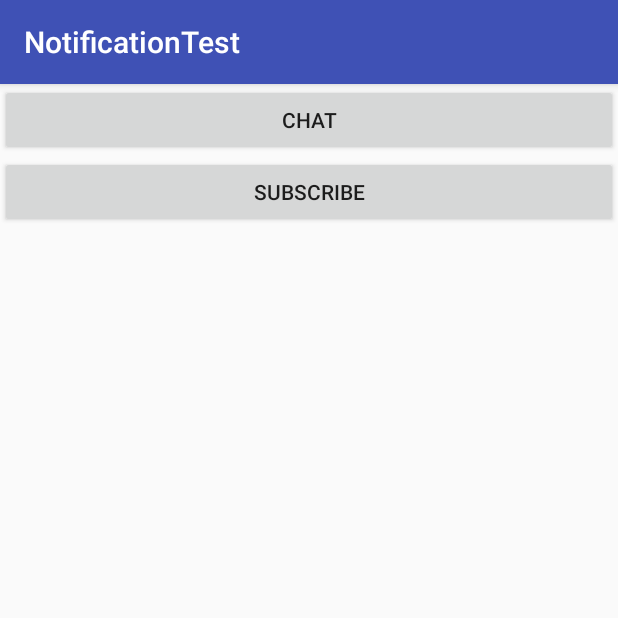
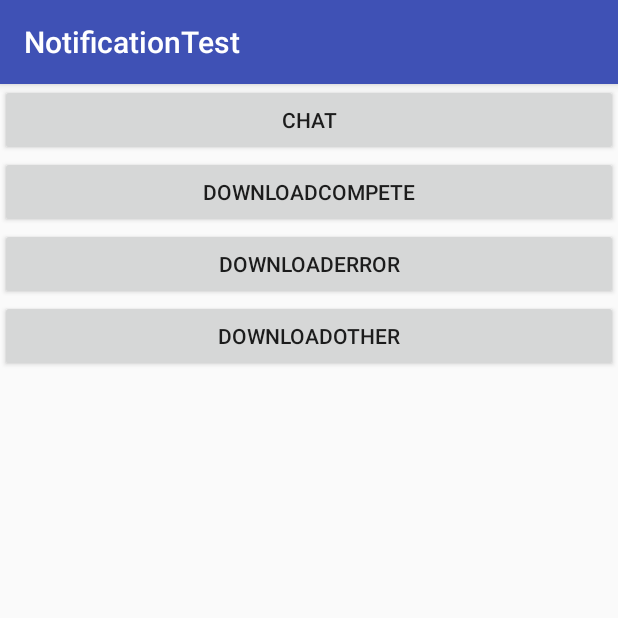
Before and after one commit to YBill/NotificationTest, an Android app: the screen it shows after launch (MainActivity), on a phone screen of 412 x 824 dp, the top half of it. Run offline under Robolectric (Android 15) with nearby library versions, the phone set to English and light mode, and no system bars.

Commit message:
添加通知组

```diff
--- a/app/src/main/java/com/bill/notificationtest/MainActivity.java
+++ b/app/src/main/java/com/bill/notificationtest/MainActivity.java
@@ -8,8 +8,11 @@ import android.support.v7.app.AppCompatActivity;
 import android.view.View;
 import android.widget.Toast;
 
+import com.bill.module_notification.ChannelEntity;
 import com.bill.module_notification.ImportanceType;
 import com.bill.module_notification.NotifyManager;
+
+import java.util.ArrayList;
 
 /**
  * Created by Bill on 2018/10/22.
@@ -25,11 +28,34 @@ public class MainActivity extends AppCompatActivity {
         super.onCreate(savedInstanceState);
         setContentView(R.layout.activity_main);
         notifyManager = new NotifyManager(this);
-        notifyManager.createNotificationChannel(Constants.CHANNEL_CHAT, "聊天消息", ImportanceType.IMPORTANCE_HIGH);
-        notifyManager.createNotificationChannel(Constants.CHANNEL_SUBSCRIBE, "订阅消息", ImportanceType.IMPORTANCE_DEFAULT);
+
+        ChannelEntity chatChannel = new ChannelEntity(Constants.CHANNEL_CHAT, "新聊天消息", ImportanceType.IMPORTANCE_HIGH);
+        chatChannel.setDescription("个人或群组发来的聊天消息");
+        notifyManager.createNotificationGroupWithChannel(Constants.GROUP_CHAT, "聊天消息", chatChannel);
+
+        ArrayList<ChannelEntity> channelEntityArrayList = new ArrayList<>();
+        ChannelEntity downloadCompleteChannel = new ChannelEntity(Constants.CHANNEL_DOWNLOAD_COMPLETE, "下载完成", ImportanceType.IMPORTANCE_LOW);
+        downloadCompleteChannel.setDescription("下载完成后通知栏显示");
+        channelEntityArrayList.add(downloadCompleteChannel);
+        ChannelEntity downloadProgressChannel = new ChannelEntity(Constants.CHANNEL_DOWNLOAD_ERROR, "下载失败", ImportanceType.IMPORTANCE_DEFAULT);
+        downloadProgressChannel.setDescription("下载出现问题，下载失败");
+        channelEntityArrayList.add(downloadProgressChannel);
+        notifyManager.createNotificationGroupWithChannel(Constants.GROUP_DOWNLOAD, "下载消息", channelEntityArrayList);
+
+        notifyManager.createNotificationChannel(Constants.CHANNEL_OTHER, "未分类", ImportanceType.IMPORTANCE_MIN, null);
     }
 
     public void handleChat(View view) {
+        if (!notifyManager.areNotificationsEnabled()) {
+            Toast.makeText(this, "总通知被关闭", Toast.LENGTH_SHORT).show();
+            return;
+        }
+        if (Build.VERSION.SDK_INT >= Build.VERSION_CODES.O) {
+            if (!notifyManager.areChannelsEnabled(Constants.CHANNEL_CHAT)) {
+                Toast.makeText(getApplicationContext(), "当前渠道通知被关闭", Toast.LENGTH_SHORT).show();
+                return;
+            }
+        }
         NotificationCompat.Builder builder = notifyManager.getDefaultBuilder(Constants.CHANNEL_CHAT);
         builder.setContentTitle("收到了Bill发来的消息");
         builder.setContentText("今天晚上需要加班吗？");
@@ -37,20 +63,26 @@ public class MainActivity extends AppCompatActivity {
         notifyManager.notifyNotify(notification);
     }
 
-    public void handleSubscribe(View view) {
-        if (!notifyManager.areNotificationsEnabled()) {
-            Toast.makeText(this, "总通知被关闭", Toast.LENGTH_SHORT).show();
-            return;
-        }
-        if (Build.VERSION.SDK_INT >= Build.VERSION_CODES.O) {
-            if (!notifyManager.areChannelsEnabled(Constants.CHANNEL_SUBSCRIBE)) {
-                Toast.makeText(getApplicationContext(), "当前渠道通知被关闭", Toast.LENGTH_SHORT).show();
-                return;
-            }
-        }
-        NotificationCompat.Builder builder = notifyManager.getDefaultBuilder(Constants.CHANNEL_SUBSCRIBE);
-        builder.setContentTitle("订阅号通知");
-        builder.setContentText("您关注的公众号有新的订阅消息");
+    public void handleCompete(View view) {
+        NotificationCompat.Builder builder = notifyManager.getDefaultBuilder(Constants.CHANNEL_DOWNLOAD_COMPLETE);
+        builder.setContentTitle("下载完成");
+        builder.setContentText("下载完成，可在我的下载中查看");
+        Notification notification = builder.build();
+        notifyManager.notifyNotify(notification);
+    }
+
+    public void handleError(View view) {
+        NotificationCompat.Builder builder = notifyManager.getDefaultBuilder(Constants.CHANNEL_DOWNLOAD_ERROR);
+        builder.setContentTitle("下载失败");
+        builder.setContentText("由于网络中断导致下载失败");
+        Notification notification = builder.build();
+        notifyManager.notifyNotify(notification);
+    }
+
+    public void handleOther(View view) {
+        NotificationCompat.Builder builder = notifyManager.getDefaultBuilder(Constants.CHANNEL_OTHER);
+        builder.setContentTitle("其他消息");
+        builder.setContentText("系统通知消息");
         Notification notification = builder.build();
         notifyManager.notifyNotify(notification);
     }
--- a/app/src/main/res/layout/activity_main.xml
+++ b/app/src/main/res/layout/activity_main.xml
@@ -15,8 +15,21 @@
     <Button
         android:layout_width="match_parent"
         android:layout_height="wrap_content"
-        android:onClick="handleSubscribe"
-        android:text="subscribe" />
+        android:onClick="handleCompete"
+        android:text="DownloadCompete" />
+
+    <Button
+        android:layout_width="match_parent"
+        android:layout_height="wrap_content"
+        android:onClick="handleError"
+        android:text="DownloadError" />
+
+
+    <Button
+        android:layout_width="match_parent"
+        android:layout_height="wrap_content"
+        android:onClick="handleOther"
+        android:text="DownloadOther" />
 
 
 </LinearLayout>
--- /dev/null
+++ b/module_notification/src/main/java/com/bill/module_notification/ChannelEntity.java
@@ -0,0 +1,37 @@
+package com.bill.module_notification;
+
+import android.support.annotation.NonNull;
+
+public class ChannelEntity {
+
+    private String channelId;
+    private String channelName;
+    private int importance;
+    private String description;
+
+    public ChannelEntity(@NonNull String channelId, @NonNull String channelName, @ImportanceType int importance) {
+        this.channelId = channelId;
+        this.channelName = channelName;
+        this.importance = importance;
+    }
+
+    public String getChannelId() {
+        return channelId;
+    }
+
+    public String getChannelName() {
+        return channelName;
+    }
+
+    public int getImportance() {
+        return importance;
+    }
+
+    public String getDescription() {
+        return description;
+    }
+
+    public void setDescription(String description) {
+        this.description = description;
+    }
+}
--- a/module_notification/src/main/java/com/bill/module_notification/NotifyManager.java
+++ b/module_notification/src/main/java/com/bill/module_notification/NotifyManager.java
@@ -2,14 +2,19 @@ package com.bill.module_notification;
 
 import android.app.Notification;
 import android.app.NotificationChannel;
+import android.app.NotificationChannelGroup;
 import android.app.NotificationManager;
 import android.content.Context;
 import android.graphics.Color;
 import android.os.Build;
+import android.support.annotation.NonNull;
+import android.support.annotation.Nullable;
 import android.support.annotation.RequiresApi;
 import android.support.v4.app.NotificationCompat;
 import android.support.v4.app.NotificationManagerCompat;
+import android.text.TextUtils;
 
+import java.util.ArrayList;
 import java.util.Random;
 
 /**
@@ -36,14 +41,100 @@ public class NotifyManager {
     /**
      * 创建渠道
      *
+     * @param channelId   渠道Id
+     * @param channelName 渠道名
+     * @param importance  等级
+     * @param description 渠道描述
+     */
+    public void createNotificationChannel(@NonNull String channelId, @NonNull String channelName, @ImportanceType int importance, @Nullable String description) {
+        if (Build.VERSION.SDK_INT >= Build.VERSION_CODES.O) {
+            createNotificationChannel(channelId, channelName, importance, description, null);
+        }
+    }
+
+    /**
+     * 创建渠道组和一个渠道
+     *
+     * @param groupId
+     * @param groupName
+     * @param channel
+     */
+    public void createNotificationGroupWithChannel(String groupId, String groupName, ChannelEntity channel) {
+        ArrayList<ChannelEntity> channelList = new ArrayList<>();
+        channelList.add(channel);
+        createNotificationGroupWithChannel(groupId, groupName, channelList);
+    }
+
+    /**
+     * 创建渠道组和一组渠道
+     *
+     * @param groupId
+     * @param groupName
+     * @param channelList
+     */
+    public void createNotificationGroupWithChannel(String groupId, String groupName, ArrayList<ChannelEntity> channelList) {
+        if (android.os.Build.VERSION.SDK_INT >= android.os.Build.VERSION_CODES.O) {
+            if (!TextUtils.isEmpty(groupId)) {
+                createNotificationGroup(groupId, groupName);
+            }
+
+            for (ChannelEntity channel : channelList) {
+                createNotificationChannel(channel.getChannelId(), channel.getChannelName(), channel.getImportance(), channel.getDescription(), groupId);
+            }
+        }
+    }
+
+    /**
+     * 创建渠道，并创建组
+     *
      * @param channelId
      * @param channelName
      * @param importance
+     * @param description
+     * @param groupId
      */
-    public void createNotificationChannel(String channelId, String channelName, @ImportanceType int importance) {
+    @RequiresApi(api = Build.VERSION_CODES.O)
+    private void createNotificationChannel(@NonNull String channelId, @NonNull String channelName, @ImportanceType int importance,
+                                           @Nullable String description, @Nullable String groupId) {
+        NotificationChannel channel = new NotificationChannel(channelId, channelName, importance);
+        if (!TextUtils.isEmpty(description))
+            channel.setDescription(description);
+        if (!TextUtils.isEmpty(groupId))
+            channel.setGroup(groupId);
+        notificationManager.createNotificationChannel(channel);
+    }
+
+    /**
+     * 创建渠道组
+     *
+     * @param groupId
+     * @param groupName
+     */
+    @RequiresApi(api = Build.VERSION_CODES.O)
+    private void createNotificationGroup(String groupId, String groupName) {
+        NotificationChannelGroup group = new NotificationChannelGroup(groupId, groupName);
+        notificationManager.createNotificationChannelGroup(group);
+    }
+
+    /**
+     * 删除渠道
+     *
+     * @param channelId
+     */
+    public void deleteNotificationChannel(@NonNull String channelId) {
         if (Build.VERSION.SDK_INT >= Build.VERSION_CODES.O) {
-            NotificationChannel channel = new NotificationChannel(channelId, channelName, importance);
-            notificationManager.createNotificationChannel(channel);
+            notificationManager.deleteNotificationChannel(channelId);
+        }
+    }
+
+    /**
+     * 删除组
+     *
+     * @param groupId
+     */
+    public void deleteNotificationChannelGroup(@NonNull String groupId) {
+        if (Build.VERSION.SDK_INT >= Build.VERSION_CODES.O) {
+            notificationManager.deleteNotificationChannelGroup(groupId);
         }
     }
 
@@ -86,7 +177,7 @@ public class NotifyManager {
      */
     public NotificationCompat.Builder getDefaultBuilder(String channelId) {
         NotificationCompat.Builder builder = new NotificationCompat.Builder(context, channelId);
-        builder.setSmallIcon(R.drawable.icon_small_push2)
+        builder.setSmallIcon(R.drawable.push)
                 .setColor(Color.parseColor("#E92110"));
         return builder;
     }
```
Also changed, not shown: app/src/main/java/com/bill/notificationtest/Constants.java (+8 -2 lines), module_notification/src/main/res/drawable-xhdpi/push.png (added), module_notification/src/main/res/drawable/icon_small_push2.png (deleted).
